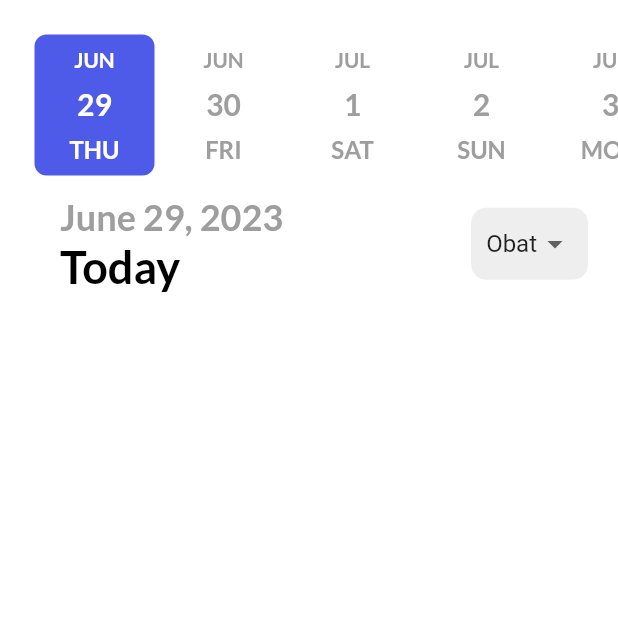
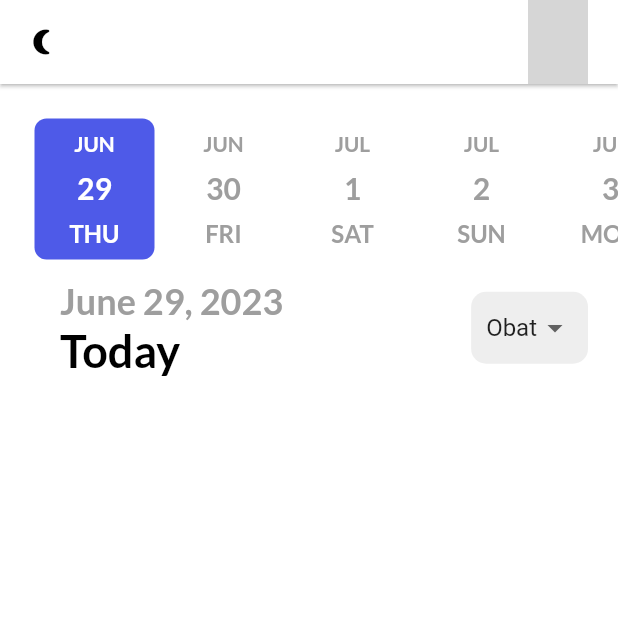
Before and after one commit to dddddeeeevvvaaor/076_MedCare, a Flutter app: the screen it shows after launch, on a phone screen of 412 x 824 dp, the top half of it. Run offline on Flutter 3.47's test engine with Material 2 defaults, Android fonts, the phone set to English and light mode, and no system bars; drawn by our look-alikes of date_picker_timeline; our stand-ins replace cloud_firestore, firebase_auth, firebase_core, flutter_local_notifications, get, get_storage and 2 more; accounts and stored records are empty; network calls fail; grey boxes are pictures that could not be loaded.

Commit message:
membuat HomePage _appBar

```diff
--- a/lib/view/home_page.dart
+++ b/lib/view/home_page.dart
@@ -7,6 +7,7 @@ import 'package:google_fonts/google_fonts.dart';
 import 'package:intl/intl.dart';
 import 'package:medcare/controller/obat_controller.dart';
 import 'package:medcare/services/notification_services.dart';
+import 'package:medcare/services/theme_services.dart';
 import 'package:medcare/theme.dart';
 import 'package:medcare/view/add_obat.dart';
 import 'package:medcare/view/add_poli.dart';
@@ -48,6 +49,7 @@ class _HomePageState extends State<HomePage> {
   @override
   Widget build(BuildContext context) {
     return Scaffold(
+            appBar: _appBar(),
       backgroundColor: context.theme.backgroundColor,
       body:Column(
         children: [
@@ -97,7 +99,7 @@ class _HomePageState extends State<HomePage> {
       ),
     );
   }
-
+  //membuat dropdown button untuk memilih add obat atau add poli
   _addBar() {
     return Container(
       margin: const EdgeInsets.only(left: 20,right: 20,top: 10),
@@ -150,4 +152,28 @@ class _HomePageState extends State<HomePage> {
       ),
     );
   }
+
+  _appBar(){
+    return AppBar(
+      elevation: 1,
+      backgroundColor: context.theme.backgroundColor,
+      leading:GestureDetector(
+        onTap:(){
+            ThemeService().switchTheme();
+            notifyHelper.displayNotification(title:"Theme Changed",
+                body: Get.isDarkMode?"Activated Light Theme":"Activated Dark Theme");
+            //notifyHelper.scheduledNotification();
+        },
+        child: Icon(Get.isDarkMode?Icons.wb_sunny_outlined:Icons.nightlight_round,size: 20,
+        color: Get.isDarkMode?Colors.white:Colors.black,),
+      ),
+      actions: const [
+        CircleAvatar(
+          backgroundImage: NetworkImage(
+              "https://static.wikia.nocookie.net/youtube/images/f/fd/Scary_dora.jpg/revision/latest?cb=20221205095142"),
+        ),
+        SizedBox(width: 20,),
+      ],
+    );
+  }
 }
```
